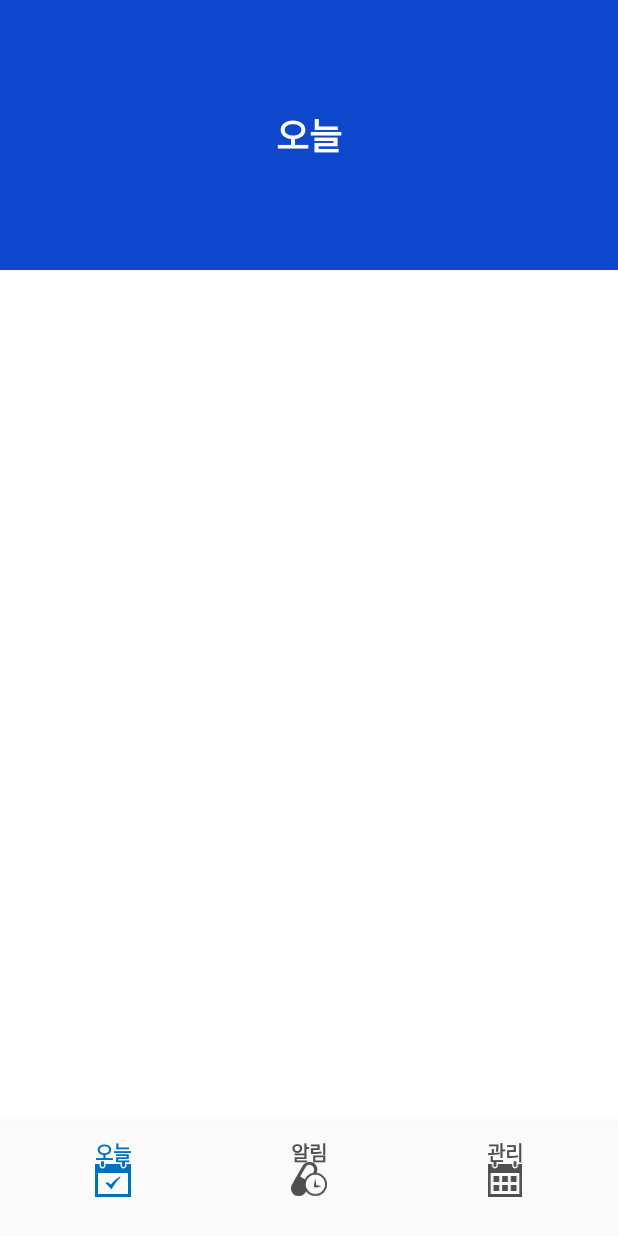
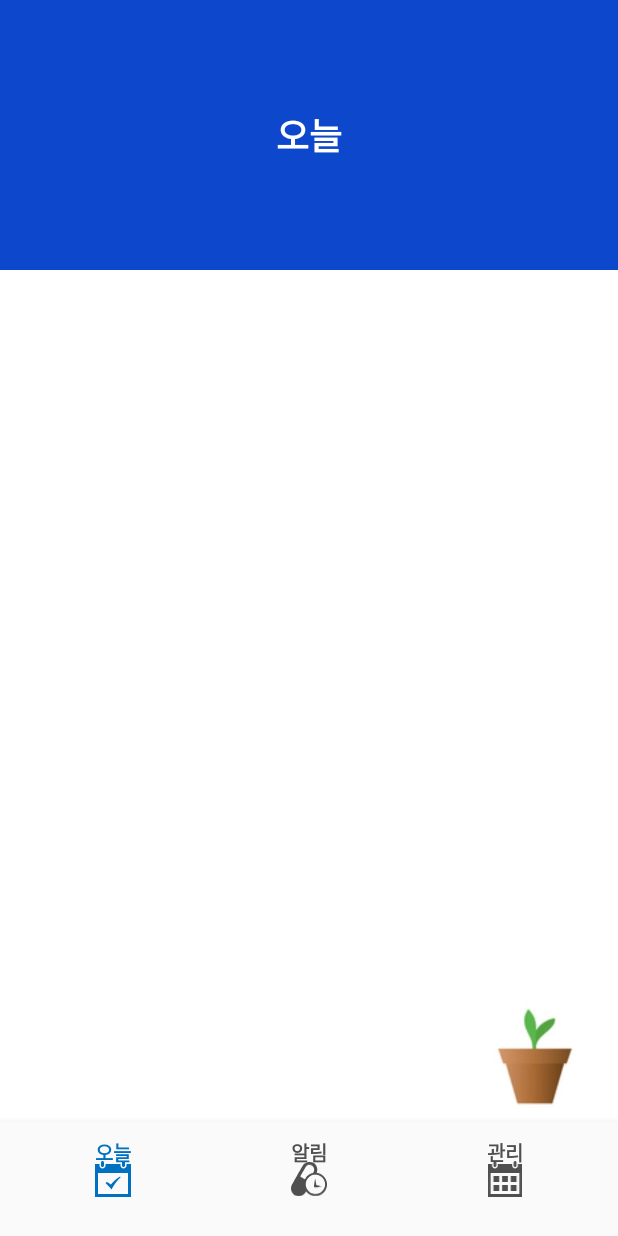
Before and after one commit to JeonK1/MediTime, an Android app: the layout activity_main.xml on its own in the app's theme, with its tools: preview values and no code run, on a phone screen of 412 x 824 dp. Run offline under Robolectric (Android 15) with nearby library versions, the phone set to English and light mode, and no system bars.

Commit message:
식물 성장 관련 업데이트 입니다.

```diff
--- a/MediTime/app/src/main/res/layout/activity_main.xml
+++ b/MediTime/app/src/main/res/layout/activity_main.xml
@@ -37,7 +37,15 @@
             android:layout_width="match_parent"
             android:layout_height="match_parent"
             android:layout_above="@id/bottomNavigationView"
-            android:layout_below="@id/tv_topMenu_wrapper" />
+            android:layout_below="@id/tv_topMenu_wrapper" >
+
+            <ImageView
+                android:id="@+id/imageView"
+                android:layout_width="109dp"
+                android:layout_height="163dp"
+                android:layout_gravity="bottom|right"
+                app:srcCompat="@drawable/lv1" />
+        </FrameLayout>
 
 
         <com.google.android.material.bottomnavigation.BottomNavigationView
@@ -50,7 +58,9 @@
             app:backgroundTint="@color/colorGrayLight"
             app:itemIconTint="@drawable/bottomnav_icon_color"
             app:itemTextColor="@drawable/bottomnav_icon_color"
-            app:menu="@menu/navigation" />
+            app:menu="@menu/navigation" >
+
+        </com.google.android.material.bottomnavigation.BottomNavigationView>
 
     </RelativeLayout>
 
```
Also changed, not shown: MediTime/app/src/main/java/com/example/meditime/activity/MainActivity.kt (+12 -0 lines), MediTime/app/src/main/java/com/example/meditime/database/DBCreater.kt (+14 -1 lines), MediTime/app/src/main/res/drawable/lv1.jpg (added), MediTime/app/src/main/res/drawable/lv2.jpg (added), MediTime/app/src/main/res/drawable/lv3.jpg (added), MediTime/app/src/main/res/drawable/lv4.jpg (added), MediTime/app/src/main/res/drawable/lv5.jpg (added).
